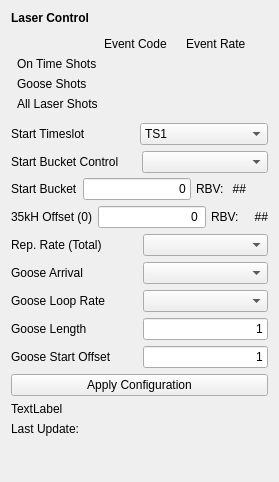
Old version of the form opcpa_tpr_config/rep_rate_config.ui in the repository ipotanin/opcpa-tpr-config.
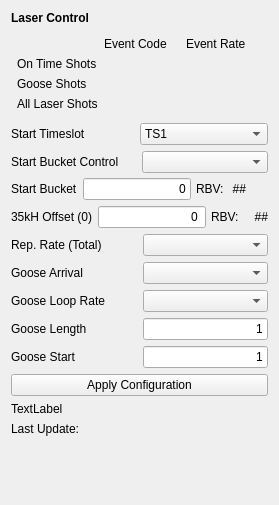
New version of the form. Custom widgets are drawn as their Qt base class.

Commit message: Changed some labels based on feedback and added tooltips for new params

The edit to the form file:
```diff
--- a/opcpa_tpr_config/rep_rate_config.ui
+++ b/opcpa_tpr_config/rep_rate_config.ui
@@ -7,7 +7,7 @@
     <x>0</x>
     <y>0</y>
     <width>279</width>
-    <height>482</height>
+    <height>505</height>
    </rect>
   </property>
   <property name="windowTitle">
@@ -500,7 +500,7 @@
      <item>
       <widget class="QLabel" name="goose_start_label">
        <property name="text">
-        <string>Goose Start Offset</string>
+        <string>Goose Start</string>
        </property>
       </widget>
      </item>
```
Left out of the diff: 18 changed lines with no effect on the pictures.
